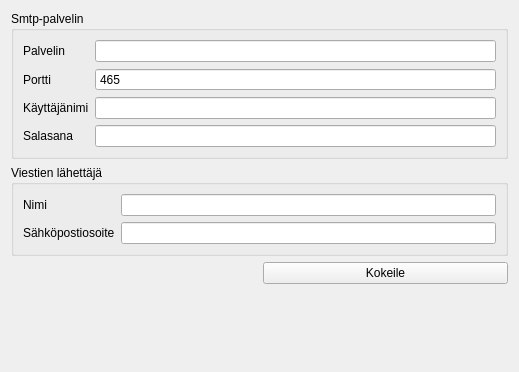
This is kitupiikki/maaritys/emailmaaritys.ui in artoh/kitupiikki as Qt 5 draws it before an edit. The edited form follows.
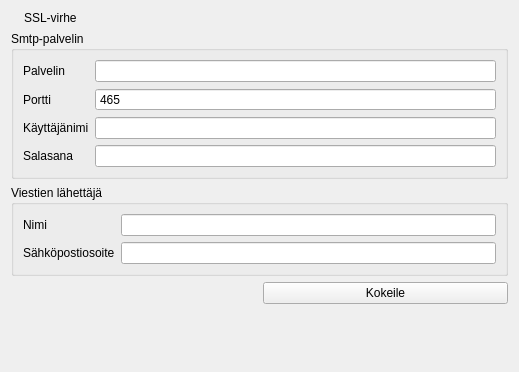
This is the edited form. Icons and pictures are not drawn.

Commit message: Päivitysten tarkastus siirretty Arkkuun

What changed in the file:
```diff
--- a/kitupiikki/maaritys/emailmaaritys.ui
+++ b/kitupiikki/maaritys/emailmaaritys.ui
@@ -14,6 +14,27 @@
    <string>Form</string>
   </property>
   <layout class="QVBoxLayout" name="verticalLayout">
+   <item>
+    <layout class="QHBoxLayout" name="horizontalLayout_2" stretch="0,1">
+     <item>
+      <widget class="QLabel" name="sslVaro">
+       <property name="text">
+        <string/>
+       </property>
+       <property name="pixmap">
+        <pixmap resource="../pic/pic.qrc">:/pic/varoitus.png</pixmap>
+       </property>
+      </widget>
+     </item>
+     <item>
+      <widget class="QLabel" name="sslTeksti">
+       <property name="text">
+        <string>SSL-virhe</string>
+       </property>
+      </widget>
+     </item>
+    </layout>
+   </item>
    <item>
     <widget class="QGroupBox" name="groupBox">
      <property name="title">
@@ -150,7 +171,7 @@
      <property name="sizeHint" stdset="0">
       <size>
        <width>20</width>
-       <height>82</height>
+       <height>24</height>
       </size>
      </property>
     </spacer>
```
Left out of the diff: 4 changed lines with no effect on the pictures. The commit also changes 2 other files.
